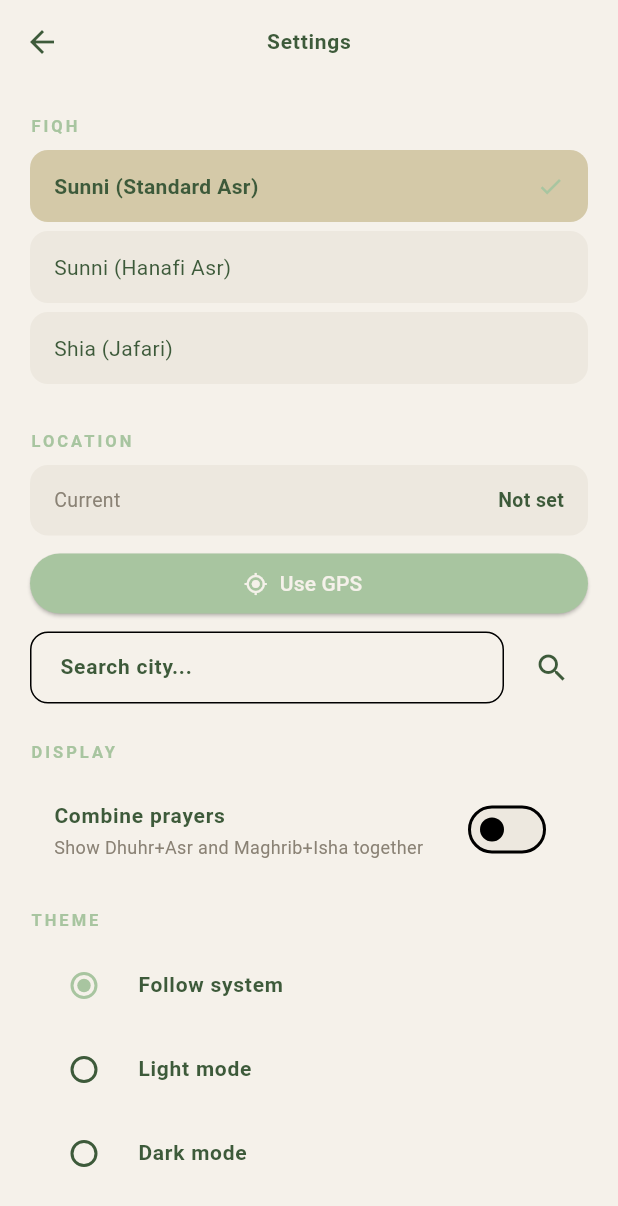
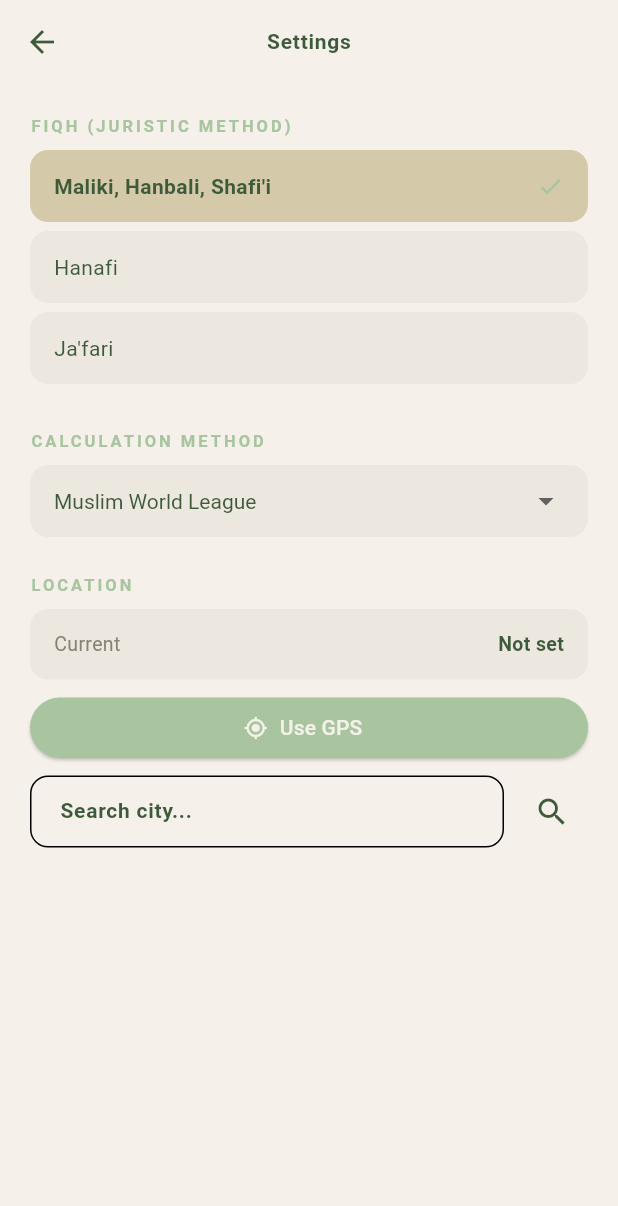
Before and after one commit to fat0/khushu, a Flutter app: the SettingsScreen screen opened by its route, on a phone screen of 412 x 824 dp. Shown: the top 1206 px of the screen. Run offline on Flutter 3.47's test engine with Material 3 defaults, Android fonts, the phone set to English and light mode, and no system bars; our stand-ins replace dio, flutter_riverpod, flutter_svg, geocoding, geolocator, go_router and 2 more; accounts and stored records are empty.

Commit message:
Simplify settings and prayer times screen
- Remove combine prayers feature entirely (not needed per research)
- Remove dark mode toggle (always follow system theme)
- Show current prayer with countdown to next in horizontal card
- Highlight current prayer in list
- Rename fiqh options: Maliki/Hanbali/Shafi'i, Hanafi, Ja'fari
- Move calculation method to dropdown between Fiqh and Location
- Remove setDarkMode and setCombinePrayers from provider

Co-Authored-By: Claude Opus 4.6 (1M context) <noreply@anthropic.com>

```diff
--- a/lib/core/models/prayer_times.dart
+++ b/lib/core/models/prayer_times.dart
@@ -1,12 +1,10 @@
 class PrayerTimeEntry {
   final String name;
   final String time;
-  final bool isCombined;
 
   const PrayerTimeEntry({
     required this.name,
     required this.time,
-    this.isCombined = false,
   });
 }
 
@@ -41,15 +39,7 @@ class PrayerTimes {
     );
   }
 
-  List<PrayerTimeEntry> toDisplayList({required bool combine}) {
-    if (combine) {
-      return [
-        PrayerTimeEntry(name: 'Fajr', time: fajr),
-        PrayerTimeEntry(name: 'Sunrise', time: sunrise),
-        PrayerTimeEntry(name: 'Dhuhr + Asr', time: '$dhuhr - $asr', isCombined: true),
-        PrayerTimeEntry(name: 'Maghrib + Isha', time: '$maghrib - $isha', isCombined: true),
-      ];
-    }
+  List<PrayerTimeEntry> toDisplayList() {
     return [
       PrayerTimeEntry(name: 'Fajr', time: fajr),
       PrayerTimeEntry(name: 'Sunrise', time: sunrise),
--- a/lib/core/models/user_settings.dart
+++ b/lib/core/models/user_settings.dart
@@ -7,7 +7,6 @@ enum Fiqh {
 class UserSettings {
   final Fiqh fiqh;
   final int? methodId;
-  final bool combinePrayers;
   final bool? darkMode;
   final double? latitude;
   final double? longitude;
@@ -17,7 +16,6 @@ class UserSettings {
   const UserSettings({
     this.fiqh = Fiqh.sunniStandard,
     this.methodId,
-    this.combinePrayers = false,
     this.darkMode,
     this.latitude,
     this.longitude,
@@ -35,7 +33,6 @@ class UserSettings {
   UserSettings copyWith({
     Fiqh? fiqh,
     int? methodId,
-    bool? combinePrayers,
     bool? darkMode,
     double? latitude,
     double? longitude,
@@ -45,7 +42,6 @@ class UserSettings {
     return UserSettings(
       fiqh: fiqh ?? this.fiqh,
       methodId: methodId ?? this.methodId,
-      combinePrayers: combinePrayers ?? this.combinePrayers,
       darkMode: darkMode ?? this.darkMode,
       latitude: latitude ?? this.latitude,
       longitude: longitude ?? this.longitude,
@@ -57,7 +53,6 @@ class UserSettings {
   Map<String, dynamic> toJson() => {
         'fiqh': fiqh.index,
         'methodId': methodId,
-        'combinePrayers': combinePrayers,
         'darkMode': darkMode,
         'latitude': latitude,
         'longitude': longitude,
@@ -68,7 +63,6 @@ class UserSettings {
   factory UserSettings.fromJson(Map<String, dynamic> json) => UserSettings(
         fiqh: Fiqh.values[json['fiqh'] as int? ?? 0],
         methodId: json['methodId'] as int?,
-        combinePrayers: json['combinePrayers'] as bool? ?? false,
         darkMode: json['darkMode'] as bool?,
         latitude: json['latitude'] as double?,
         longitude: json['longitude'] as double?,
--- a/lib/features/prayer_times/prayer_times_screen.dart
+++ b/lib/features/prayer_times/prayer_times_screen.dart
@@ -144,8 +144,7 @@ class _PrayerTimesScreenState extends ConsumerState<PrayerTimesScreen> {
                   const SizedBox(height: 16),
                   PrayerTimesList(
                     prayerTimes: times,
-                    combinePrayers: settings.combinePrayers,
-                    nextPrayerName: currentPrayer.name,
+                    currentPrayerName: currentPrayer.name,
                   ),
                 ],
               ),
--- a/lib/features/settings/settings_provider.dart
+++ b/lib/features/settings/settings_provider.dart
@@ -22,16 +22,6 @@ class SettingsNotifier extends StateNotifier<UserSettings> {
     await HiveService.saveSettings(state);
   }
 
-  Future<void> setCombinePrayers(bool combine) async {
-    state = state.copyWith(combinePrayers: combine);
-    await HiveService.saveSettings(state);
-  }
-
-  Future<void> setDarkMode(bool? darkMode) async {
-    state = state.copyWith(darkMode: darkMode);
-    await HiveService.saveSettings(state);
-  }
-
   Future<void> completeOnboarding() async {
     state = state.copyWith(onboardingComplete: true);
     await HiveService.saveSettings(state);
--- a/lib/features/settings/settings_screen.dart
+++ b/lib/features/settings/settings_screen.dart
@@ -16,7 +16,6 @@ class SettingsScreen extends ConsumerStatefulWidget {
 
 class _SettingsScreenState extends ConsumerState<SettingsScreen> {
   final _cityController = TextEditingController();
-  bool _showMethodOverride = false;
 
   @override
   void dispose() {
@@ -43,7 +42,7 @@ class _SettingsScreenState extends ConsumerState<SettingsScreen> {
         padding: const EdgeInsets.all(20),
         children: [
           // Fiqh
-          const _SectionHeader('Fiqh'),
+          const _SectionHeader('Fiqh (Juristic Method)'),
           const SizedBox(height: 8),
           ...Fiqh.values.map((t) => _FiqhTile(
                 fiqh: t,
@@ -51,6 +50,37 @@ class _SettingsScreenState extends ConsumerState<SettingsScreen> {
                 isDark: isDark,
                 onTap: () => ref.read(settingsProvider.notifier).setFiqh(t),
               )),
+
+          const SizedBox(height: 24),
+
+          // Calculation Method
+          const _SectionHeader('Calculation Method'),
+          const SizedBox(height: 8),
+          Container(
+            padding: const EdgeInsets.symmetric(horizontal: 16),
+            decoration: BoxDecoration(
+              color: isDark ? AppColors.darkSurface : AppColors.lightSurface,
+              borderRadius: BorderRadius.circular(12),
+            ),
+            child: DropdownButtonHideUnderline(
+              child: DropdownButton<int>(
+                value: settings.apiMethod,
+                isExpanded: true,
+                dropdownColor: isDark ? AppColors.darkSurface : AppColors.lightSurface,
+                style: TextStyle(
+                  fontSize: 14,
+                  color: isDark ? AppColors.sage : AppColors.deepGreen,
+                ),
+                items: _methods.entries.map((e) => DropdownMenuItem<int>(
+                  value: e.key,
+                  child: Text(e.value),
+                )).toList(),
+                onChanged: (v) {
+                  if (v != null) ref.read(settingsProvider.notifier).setMethodId(v);
+                },
+              ),
+            ),
+          ),
 
           const SizedBox(height: 24),
 
@@ -108,71 +138,6 @@ class _SettingsScreenState extends ConsumerState<SettingsScreen> {
               IconButton(onPressed: _searchCity, icon: const Icon(Icons.search)),
             ],
           ),
-
-          const SizedBox(height: 24),
-
-          // Combine prayers
-          const _SectionHeader('Display'),
-          const SizedBox(height: 8),
-          SwitchListTile(
-            title: Text('Combine prayers',
-                style: TextStyle(
-                    fontSize: 14,
-                    color: isDark ? AppColors.sage : AppColors.deepGreen)),
-            subtitle: Text('Show Dhuhr+Asr and Maghrib+Isha together',
-                style: TextStyle(fontSize: 12, color: isDark ? AppColors.darkSecondary : AppColors.lightSecondary)),
-            value: settings.combinePrayers,
-            activeColor: AppColors.sage,
-            onChanged: (v) =>
-                ref.read(settingsProvider.notifier).setCombinePrayers(v),
-          ),
-
-          const SizedBox(height: 16),
-
-          // Theme mode
-          const _SectionHeader('Theme'),
-          const SizedBox(height: 8),
-          ...[
-            (null, 'Follow system'),
-            (false, 'Light mode'),
-            (true, 'Dark mode'),
-          ].map((entry) => RadioListTile<bool?>(
-                title: Text(entry.$2,
-                    style: TextStyle(
-                        fontSize: 14,
-                        color: isDark ? AppColors.sage : AppColors.deepGreen)),
-                value: entry.$1,
-                groupValue: settings.darkMode,
-                activeColor: AppColors.sage,
-                onChanged: (v) =>
-                    ref.read(settingsProvider.notifier).setDarkMode(v),
-              )),
-
-          const SizedBox(height: 24),
-
-          // Advanced: method override
-          TextButton(
-            onPressed: () => setState(() => _showMethodOverride = !_showMethodOverride),
-            child: Text(
-              _showMethodOverride ? 'Hide advanced' : 'Advanced: Override calculation method',
-              style: const TextStyle(fontSize: 12, color: AppColors.sage),
-            ),
-          ),
-          if (_showMethodOverride) ...[
-            const SizedBox(height: 8),
-            ..._methods.entries.map((e) => RadioListTile<int>(
-                  title: Text(e.value,
-                      style: TextStyle(
-                          fontSize: 13,
-                          color: isDark ? AppColors.sage : AppColors.deepGreen)),
-                  value: e.key,
-                  groupValue: settings.apiMethod,
-                  activeColor: AppColors.sage,
-                  onChanged: (v) {
-                    if (v != null) ref.read(settingsProvider.notifier).setMethodId(v);
-                  },
-                )),
-          ],
         ],
       ),
     );
@@ -244,9 +209,9 @@ class _FiqhTile extends StatelessWidget {
   });
 
   String get _label => switch (fiqh) {
-        Fiqh.sunniStandard => 'Sunni (Standard Asr)',
-        Fiqh.sunniHanafi => 'Sunni (Hanafi Asr)',
-        Fiqh.jafari => 'Shia (Jafari)',
+        Fiqh.sunniStandard => 'Maliki, Hanbali, Shafi\'i',
+        Fiqh.sunniHanafi => 'Hanafi',
+        Fiqh.jafari => 'Ja\'fari',
       };
 
   @override
--- a/lib/main.dart
+++ b/lib/main.dart
@@ -2,7 +2,6 @@ import 'package:flutter/material.dart';
 import 'package:flutter_riverpod/flutter_riverpod.dart';
 import 'core/storage/hive_service.dart';
 import 'core/theme/app_theme.dart';
-import 'features/settings/settings_provider.dart';
 import 'navigation/app_router.dart';
 
 void main() async {
@@ -16,20 +15,13 @@ class KhushuApp extends ConsumerWidget {
 
   @override
   Widget build(BuildContext context, WidgetRef ref) {
-    final settings = ref.watch(settingsProvider);
     final router = ref.watch(routerProvider);
-
-    final themeMode = switch (settings.darkMode) {
-      true => ThemeMode.dark,
-      false => ThemeMode.light,
-      null => ThemeMode.system,
-    };
 
     return MaterialApp.router(
       title: 'Khushu',
       theme: AppTheme.light(),
       darkTheme: AppTheme.dark(),
-      themeMode: themeMode,
+      themeMode: ThemeMode.system,
       routerConfig: router,
       debugShowCheckedModeBanner: false,
     );
```
Also changed, not shown: lib/features/prayer_times/widgets/prayer_times_list.dart (+4 -7 lines), 2 other files.
